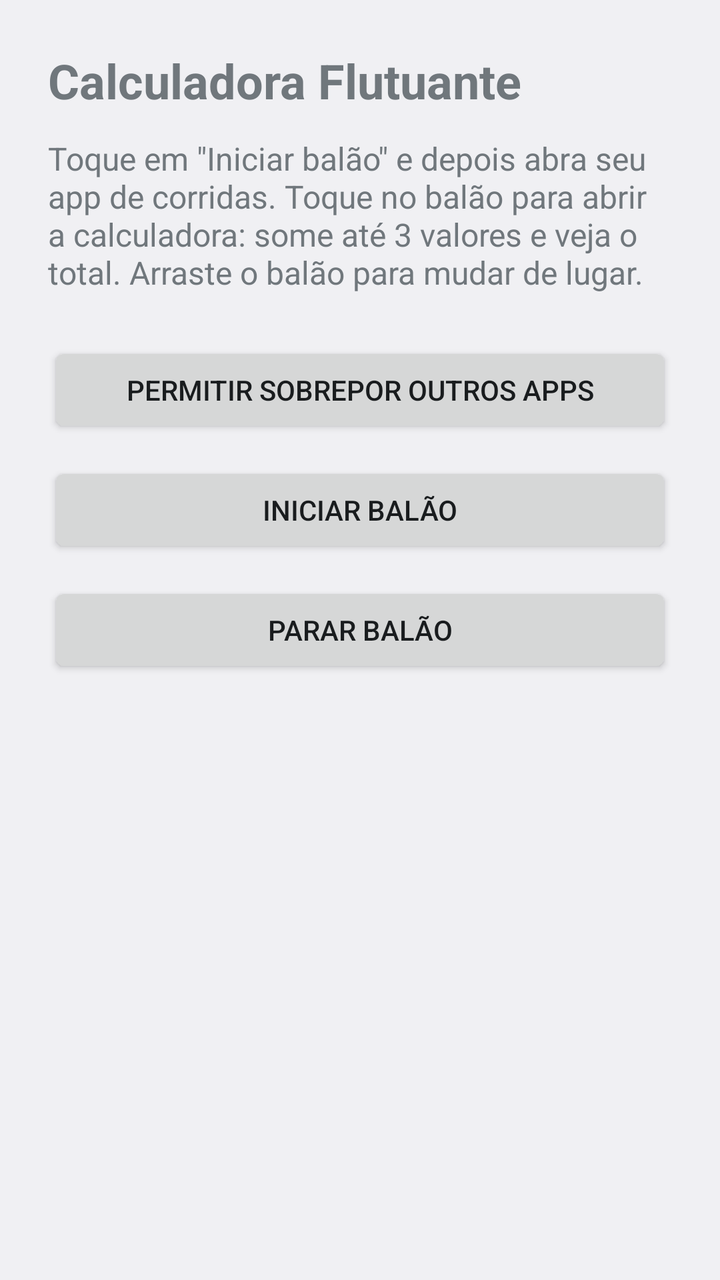
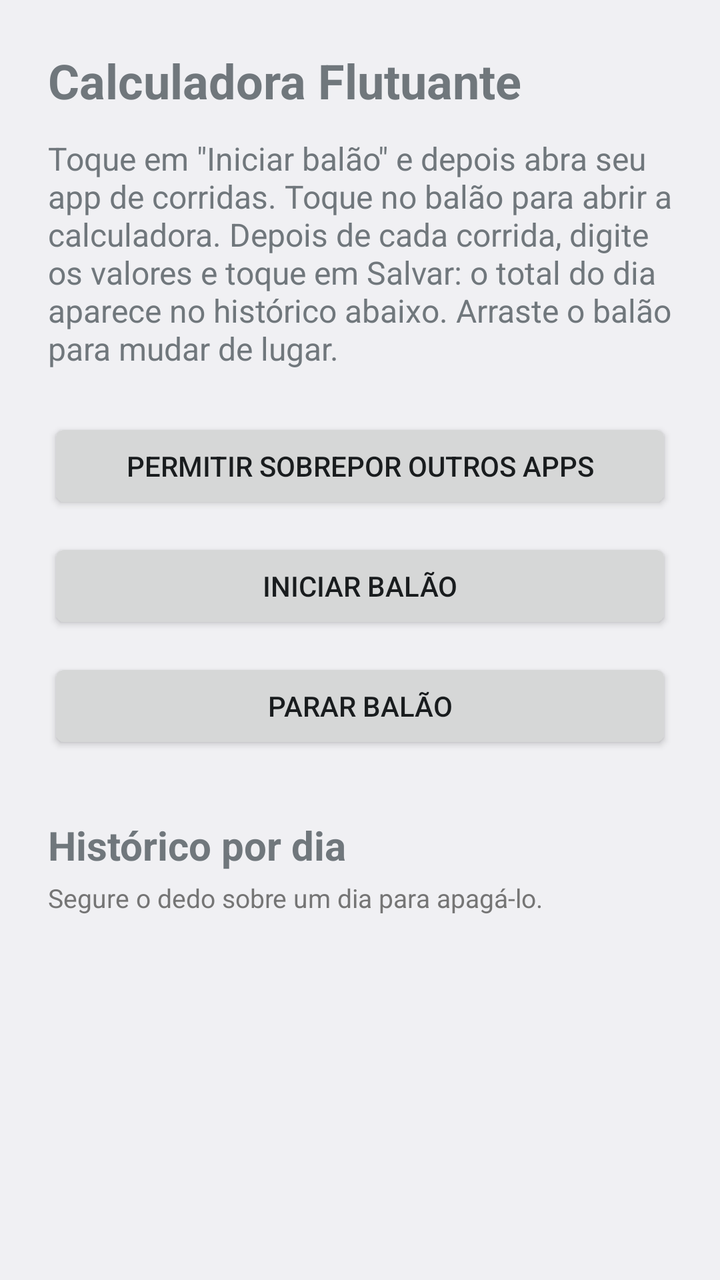

Before-and-after screenshots of an Android layout around one commit, followed by the original layout XML and the change that was made.
<!-- AndroidManifest.xml: application theme android:Theme.DeviceDefault.Light -->
<!-- res/layout/activity_main.xml -->
<?xml version="1.0" encoding="utf-8"?>
<LinearLayout xmlns:android="http://schemas.android.com/apk/res/android"
    android:layout_width="match_parent"
    android:layout_height="match_parent"
    android:orientation="vertical"
    android:padding="24dp">

    <TextView
        android:layout_width="wrap_content"
        android:layout_height="wrap_content"
        android:text="@string/app_name"
        android:textSize="24sp"
        android:textStyle="bold" />

    <TextView
        android:layout_width="match_parent"
        android:layout_height="wrap_content"
        android:layout_marginTop="12dp"
        android:text="@string/instrucoes"
        android:textSize="16sp" />

    <Button
        android:id="@+id/btnPermissao"
        android:layout_width="match_parent"
        android:layout_height="wrap_content"
        android:layout_marginTop="24dp"
        android:text="@string/permitir" />

    <Button
        android:id="@+id/btnIniciar"
        android:layout_width="match_parent"
        android:layout_height="wrap_content"
        android:layout_marginTop="12dp"
        android:text="@string/iniciar" />

    <Button
        android:id="@+id/btnParar"
        android:layout_width="match_parent"
        android:layout_height="wrap_content"
        android:layout_marginTop="12dp"
        android:text="@string/parar" />
</LinearLayout>
<!-- resources referenced by this layout -->
<resources>
  <string name="app_name">Calculadora Flutuante</string>
  <string name="iniciar">Iniciar balão</string>
  <string name="instrucoes">Toque em \"Iniciar balão\" e depois abra seu app de corridas. Toque no balão para abrir a calculadora: some até 3 valores e veja o total. Arraste o balão para mudar de lugar.</string>
  <string name="parar">Parar balão</string>
  <string name="permitir">Permitir sobrepor outros apps</string>
</resources>

<!-- the commit's change to res/layout/activity_main.xml (unified diff, before → after) -->
@@ -1,7 +1,11 @@
 <?xml version="1.0" encoding="utf-8"?>
-<LinearLayout xmlns:android="http://schemas.android.com/apk/res/android"
+<ScrollView xmlns:android="http://schemas.android.com/apk/res/android"
     android:layout_width="match_parent"
-    android:layout_height="match_parent"
+    android:layout_height="match_parent">
+
+<LinearLayout
+    android:layout_width="match_parent"
+    android:layout_height="wrap_content"
     android:orientation="vertical"
     android:padding="24dp">
 
@@ -39,4 +43,28 @@
         android:layout_height="wrap_content"
         android:layout_marginTop="12dp"
         android:text="@string/parar" />
+
+    <TextView
+        android:layout_width="wrap_content"
+        android:layout_height="wrap_content"
+        android:layout_marginTop="32dp"
+        android:text="Histórico por dia"
+        android:textSize="20sp"
+        android:textStyle="bold" />
+
+    <TextView
+        android:layout_width="match_parent"
+        android:layout_height="wrap_content"
+        android:layout_marginTop="4dp"
+        android:text="Segure o dedo sobre um dia para apagá-lo."
+        android:textColor="#FF757575"
+        android:textSize="13sp" />
+
+    <LinearLayout
+        android:id="@+id/historico"
+        android:layout_width="match_parent"
+        android:layout_height="wrap_content"
+        android:layout_marginTop="8dp"
+        android:orientation="vertical" />
 </LinearLayout>
+</ScrollView>
<!-- resource entries referenced after the edit -->
@@ -2,7 +2,7 @@
 <resources>
   <string name="app_name">Calculadora Flutuante</string>
   <string name="iniciar">Iniciar balão</string>
-  <string name="instrucoes">Toque em \"Iniciar balão\" e depois abra seu app de corridas. Toque no balão para abrir a calculadora: some até 3 valores e veja o total. Arraste o balão para mudar de lugar.</string>
+  <string name="instrucoes">Toque em \"Iniciar balão\" e depois abra seu app de corridas. Toque no balão para abrir a calculadora. Depois de cada corrida, digite os valores e toque em Salvar: o total do dia aparece no histórico abaixo. Arraste o balão para mudar de lugar.</string>
   <string name="parar">Parar balão</string>
   <string name="permitir">Permitir sobrepor outros apps</string>
 </resources>
